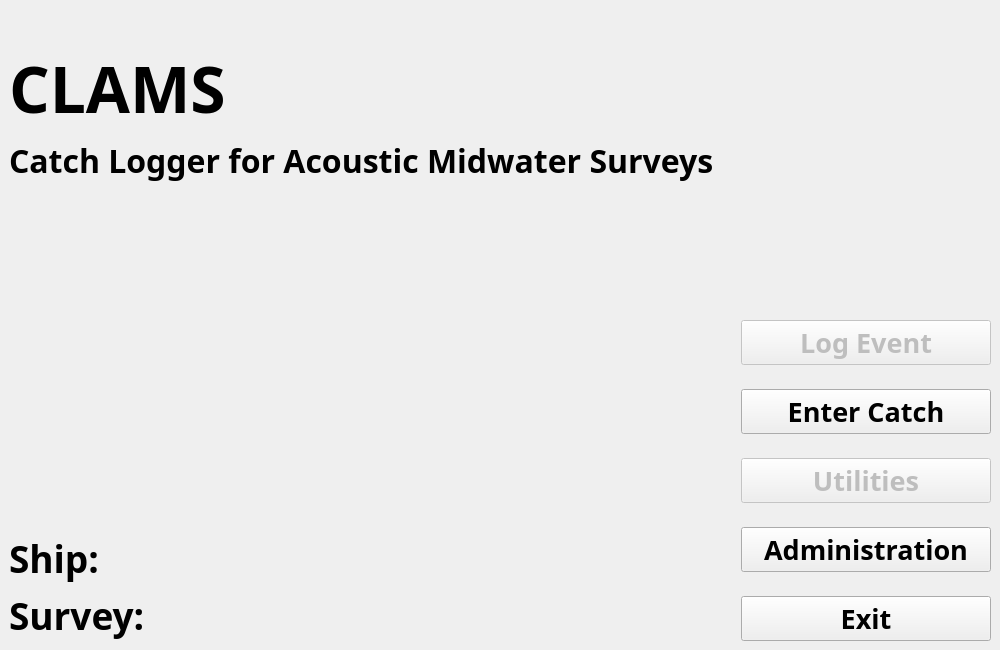
Old version of the form ui/CLAMSMain.ui in the repository guyuhong/CLAMS.
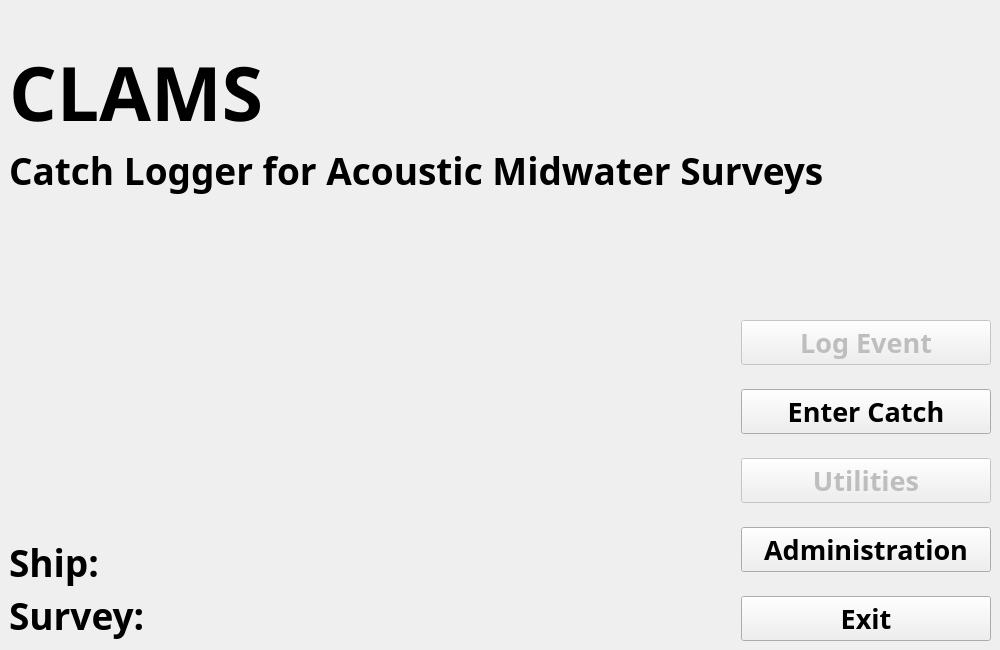
New version of the form.

Commit message:
Altered CLAMSmain to allow for entering credentials at runtime
Added connectdlg to CLAMSmain which is displayed if any login creds are missing. Altered app init to allow main window drawing before attempting to connect to DB. Fixed bugs with codendstatus handling. AM DEPRECATING SETTING WORKSTATION PATHS IN THE DATABASE.

```diff
--- a/ui/CLAMSMain.ui
+++ b/ui/CLAMSMain.ui
@@ -27,6 +27,9 @@
   </property>
   <widget class="QWidget" name="centralwidget">
    <layout class="QVBoxLayout" name="verticalLayout_3">
+    <property name="spacing">
+     <number>2</number>
+    </property>
     <item>
      <widget class="QLabel" name="schemaLabel">
       <property name="font">
@@ -50,8 +53,7 @@
       <property name="font">
        <font>
         <family>Arial Black</family>
-        <pointsize>48</pointsize>
-        <weight>75</weight>
+        <pointsize>56</pointsize>
         <bold>true</bold>
        </font>
       </property>
@@ -65,8 +67,7 @@
       <property name="font">
        <font>
         <family>Arial Black</family>
-        <pointsize>24</pointsize>
-        <weight>75</weight>
+        <pointsize>28</pointsize>
         <italic>false</italic>
         <bold>true</bold>
        </font>
@@ -80,6 +81,9 @@
      <layout class="QHBoxLayout" name="horizontalLayout">
       <item>
        <layout class="QVBoxLayout" name="verticalLayout_2">
+        <property name="spacing">
+         <number>2</number>
+        </property>
         <item>
          <spacer name="verticalSpacer">
           <property name="orientation">
@@ -99,7 +103,6 @@
            <font>
             <family>Arial Black</family>
             <pointsize>28</pointsize>
-            <weight>75</weight>
             <italic>false</italic>
             <bold>true</bold>
            </font>
```
Left out of the diff: 7 changed lines with no effect on the pictures. The commit also changes 8 other files.
